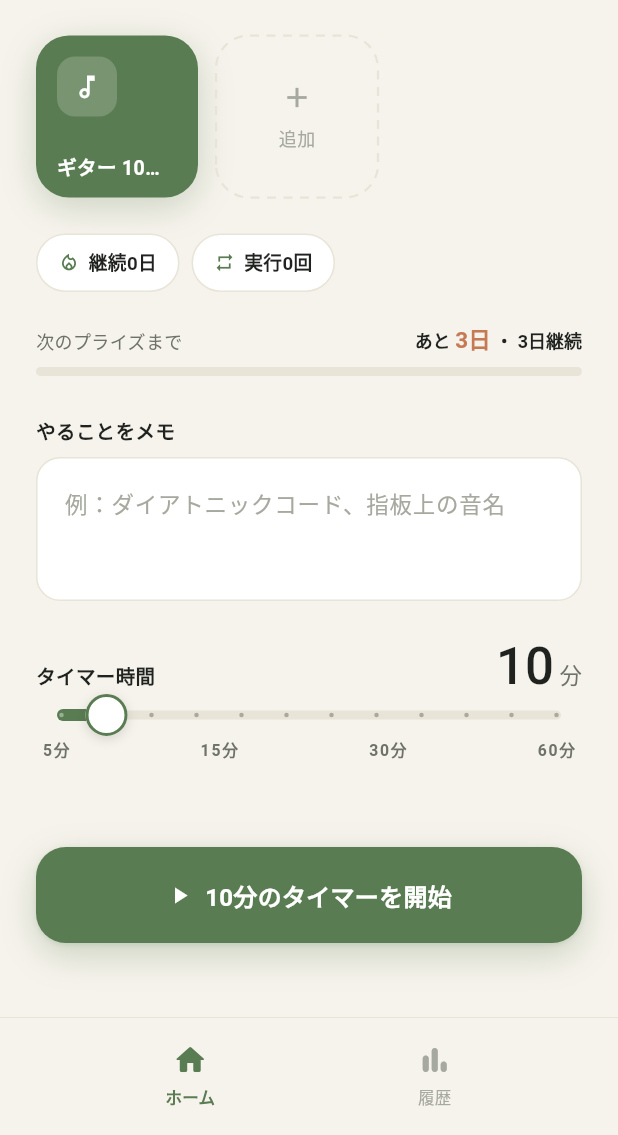
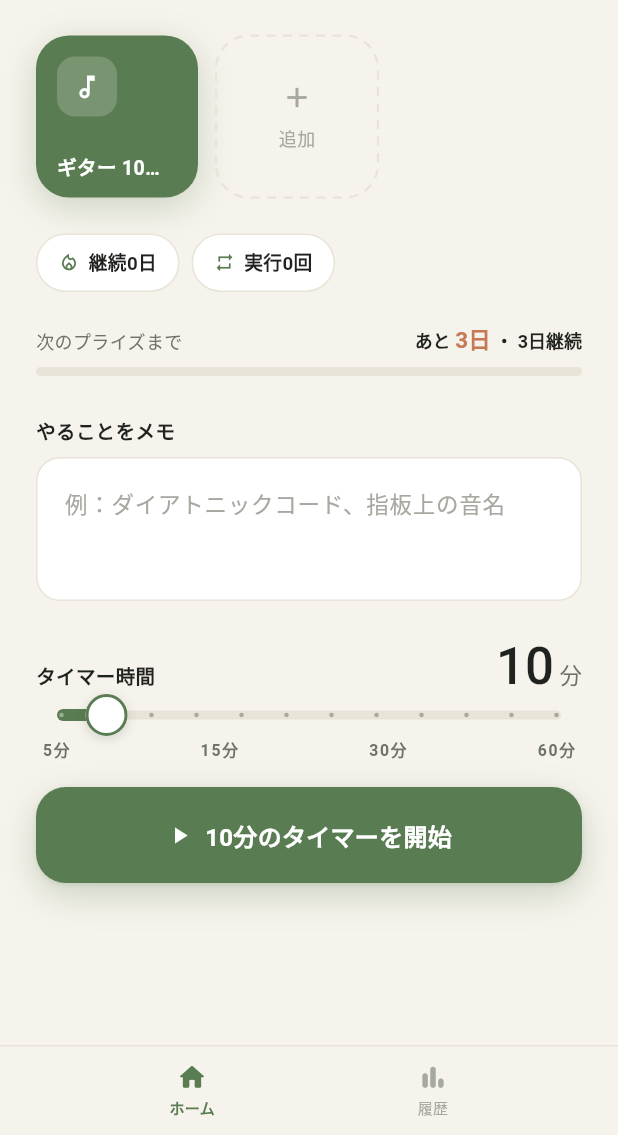
Before and after one commit to yatak15/habit-flow, a Flutter app: the screen it shows after launch, after a tap on "ギター 10分練習", on a phone screen of 412 x 824 dp, the part 101-1236 px from its top. Run offline on Flutter 3.47's test engine with Material 3 defaults, Android fonts, the light colour scheme and no system bars; our stand-ins replace hive, hive_flutter, wakelock_plus; accounts and stored records are empty.

Commit message:
Fix tab bar size and scroll bottom overlap
- Shrink HFTabBar: smaller icons/padding (contentHeight 56px)
- Add HFTabBar.reservedHeight() helper to compute exact bottom
  inset needed (tab bar height + safe area)
- Apply reservedHeight to home_screen and history_screen scroll
  padding so last content/CTA is never hidden behind the tab bar
- Anchor sticky CTA in home_screen just above the tab bar instead
  of at the very bottom edge

```diff
--- a/lib/screens/history_screen.dart
+++ b/lib/screens/history_screen.dart
@@ -34,7 +34,12 @@ class _HistoryScreenState extends State<HistoryScreen> {
         child: tasks.isEmpty
             ? _buildEmpty()
             : ListView(
-                padding: const EdgeInsets.fromLTRB(24, 0, 24, 28),
+                padding: EdgeInsets.fromLTRB(
+                  24,
+                  0,
+                  24,
+                  HFTabBar.reservedHeight(context) + 20,
+                ),
                 children: [
                   const HeroHeader(
                     eyebrow: 'JOURNAL',
--- a/lib/screens/home_screen.dart
+++ b/lib/screens/home_screen.dart
@@ -99,6 +99,8 @@ class _HomeScreenState extends State<HomeScreen> {
         ? tasks.firstWhere((t) => t.id == selected.id)
         : null;
 
+    final tabBarReserved = HFTabBar.reservedHeight(context);
+
     return Scaffold(
       backgroundColor: AppColors.bg,
       body: SafeArea(
@@ -110,7 +112,7 @@ class _HomeScreenState extends State<HomeScreen> {
                 24,
                 0,
                 24,
-                activeTask != null ? 132 : 28,
+                tabBarReserved + (activeTask != null ? 88 : 20),
               ),
               child: Column(
                 crossAxisAlignment: CrossAxisAlignment.start,
@@ -173,9 +175,9 @@ class _HomeScreenState extends State<HomeScreen> {
               Positioned(
                 left: 0,
                 right: 0,
-                bottom: 0,
+                bottom: tabBarReserved,
                 child: Container(
-                  padding: const EdgeInsets.fromLTRB(24, 20, 24, 12),
+                  padding: const EdgeInsets.fromLTRB(24, 16, 24, 8),
                   decoration: BoxDecoration(
                     gradient: LinearGradient(
                       begin: Alignment.topCenter,
--- a/lib/widgets/habit_flow_widgets.dart
+++ b/lib/widgets/habit_flow_widgets.dart
@@ -447,11 +447,22 @@ class PrimaryCta extends StatelessWidget {
 }
 
 /// カスタムタブバー（半透明＋ブラー）
+/// 必要最低限のサイズに最適化。各画面はスクロール末尾で
+/// [HFTabBar.reservedHeight] 分の余白を確保することで、
+/// コンテンツがタブバーの下に隠れないようにする。
 class HFTabBar extends StatelessWidget {
   final int currentIndex;
   final ValueChanged<int> onTap;
 
   const HFTabBar({super.key, required this.currentIndex, required this.onTap});
+
+  /// セーフエリアを除いたタブバー本体の高さ
+  static const double contentHeight = 56;
+
+  /// 画面がスクロール末尾に確保すべき合計高さ（セーフエリア込み）
+  static double reservedHeight(BuildContext context) {
+    return contentHeight + MediaQuery.of(context).padding.bottom;
+  }
 
   @override
   Widget build(BuildContext context) {
@@ -460,8 +471,8 @@ class HFTabBar extends StatelessWidget {
         filter: ImageFilter.blur(sigmaX: 20, sigmaY: 20),
         child: Container(
           padding: EdgeInsets.only(
-            top: 10,
-            bottom: MediaQuery.of(context).padding.bottom + 10,
+            top: 6,
+            bottom: MediaQuery.of(context).padding.bottom + 6,
           ),
           decoration: BoxDecoration(
             color: AppColors.bg.withValues(alpha: 0.92),
@@ -489,20 +500,20 @@ class HFTabBar extends StatelessWidget {
       onTap: () => onTap(index),
       behavior: HitTestBehavior.opaque,
       child: Padding(
-        padding: const EdgeInsets.symmetric(horizontal: 24, vertical: 6),
+        padding: const EdgeInsets.symmetric(horizontal: 22, vertical: 4),
         child: Column(
           mainAxisSize: MainAxisSize.min,
           children: [
             Icon(
               icon,
-              size: 24,
+              size: 21,
               color: active ? AppColors.sageDeep : AppColors.inkMuted,
             ),
-            const SizedBox(height: 4),
+            const SizedBox(height: 2),
             Text(
               label,
               style: TextStyle(
-                fontSize: 11,
+                fontSize: 10,
                 fontWeight: active ? FontWeight.w600 : FontWeight.w500,
                 color: active ? AppColors.sageDeep : AppColors.inkMuted,
                 letterSpacing: 0.2,
```
